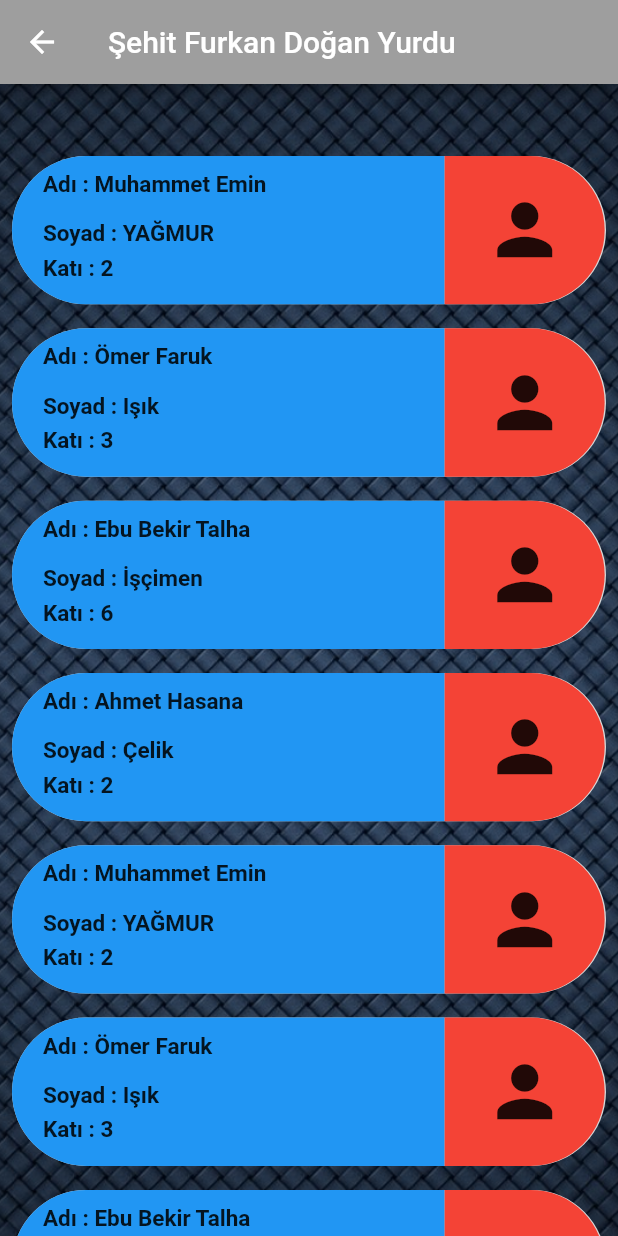
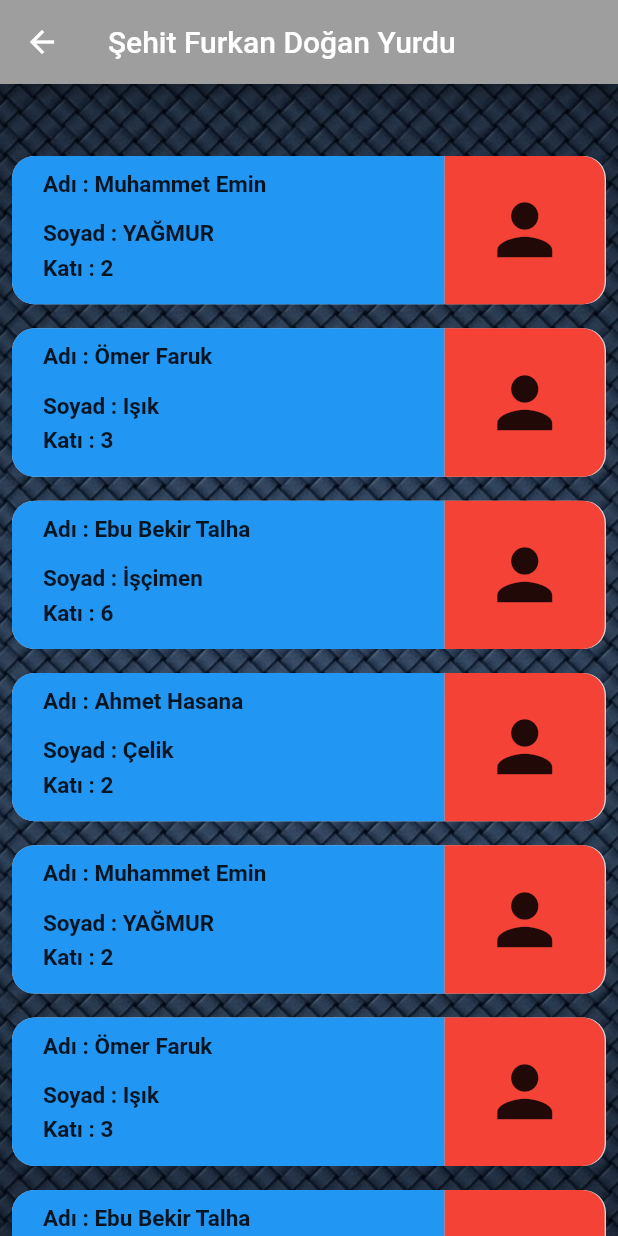
Before and after one commit to memin745/Flutter_Yurt, a Flutter app: the YurtIslemleriPage screen opened directly, after a tap on "Kat Planları", after a tap on the "arrow back" icon, after a tap on "Temsilciler", on a phone screen of 412 x 824 dp. Run offline on Flutter 3.47's test engine with Material 2 defaults, Android fonts, the phone set to English and light mode, and no system bars; our stand-ins replace carousel_pro.

Commit message:
düzenleme radius

```diff
--- a/lib/YurtIslemleri/YurtIslemleri.dart
+++ b/lib/YurtIslemleri/YurtIslemleri.dart
@@ -45,7 +45,7 @@ class _YurtIslemleriPageState extends State<YurtIslemleriPage> {
             ),
             Container(
               margin: EdgeInsets.only(top: 15),
-              decoration: BoxDecoration(color: Color(0xFFeeeee0),borderRadius: BorderRadius.circular(69)),
+              decoration: BoxDecoration(color: Color(0xFFeeeee0),borderRadius: BorderRadius.circular(15)),
               width: size.width * 0.81,
               height: size.height * 0.10,
               child: TextButton(onPressed: () => Navigator.pushReplacement(
@@ -57,7 +57,7 @@ class _YurtIslemleriPageState extends State<YurtIslemleriPage> {
             ),
             Container(
               margin: EdgeInsets.only(top: 15),
-              decoration: BoxDecoration(color: Color(0xFFeeeee0),borderRadius: BorderRadius.circular(69)),
+              decoration: BoxDecoration(color: Color(0xFFeeeee0),borderRadius: BorderRadius.circular(15)),
               width: size.width * 0.81,
               height: size.height * 0.10,
               child: TextButton(onPressed: () => Navigator.pushReplacement(
@@ -69,7 +69,7 @@ class _YurtIslemleriPageState extends State<YurtIslemleriPage> {
             ),
             Container(
               margin: EdgeInsets.only(top: 15),
-              decoration: BoxDecoration(color: Color(0xFFeeeee0),borderRadius: BorderRadius.circular(69)),
+              decoration: BoxDecoration(color: Color(0xFFeeeee0),borderRadius: BorderRadius.circular(15)),
               width: size.width * 0.81,
               height: size.height * 0.10,
               child: TextButton(onPressed: () => Navigator.pushReplacement(
--- a/lib/YurtIslemleri/katlar.dart
+++ b/lib/YurtIslemleri/katlar.dart
@@ -101,7 +101,7 @@ Widget Katlar(String title,context){
     children: [
       Container(
                   margin: EdgeInsets.only(top: 15),
-                  decoration: BoxDecoration(color: Color(0xFFeeeee0),borderRadius: BorderRadius.circular(69)),
+                  decoration: BoxDecoration(color: Color(0xFFeeeee0),borderRadius: BorderRadius.circular(15)),
                   width: 336,
                   height: 71,
                   child: TextButton(onPressed: () => Navigator.pushReplacement(
--- a/lib/YurtIslemleri/odalar.dart
+++ b/lib/YurtIslemleri/odalar.dart
@@ -95,7 +95,7 @@ Widget odalar(String title) {
     width: 340,
     height: 90,
     decoration: BoxDecoration(
-        color: Color(0xFFeeeee0), borderRadius: BorderRadius.circular(69)),
+        color: Color(0xFFeeeee0), borderRadius: BorderRadius.circular(15)),
     child: Column(children: [
       Container(
         width: 340,
--- a/lib/YurtIslemleri/temsilciler.dart
+++ b/lib/YurtIslemleri/temsilciler.dart
@@ -92,7 +92,7 @@ Widget Temsilciler(String title,String title2, String title3,context) {
     width: size.width*0.80,
     height:size.height * 0.12,
     decoration: BoxDecoration(
-        color: Color(0xFFD9D9D9), borderRadius: BorderRadius.circular(69)),
+        color: Color(0xFFD9D9D9), borderRadius: BorderRadius.circular(15)),
     child: Row(children: [
       Container(
         width:size.width * 0.70,
@@ -101,8 +101,8 @@ Widget Temsilciler(String title,String title2, String title3,context) {
           color: Colors.blue,
           borderRadius: BorderRadius.only(
               topRight: Radius.circular(0),
-              topLeft: Radius.circular(69),
-              bottomLeft: Radius.circular(69),
+              topLeft: Radius.circular(15),
+              bottomLeft: Radius.circular(15),
               bottomRight: Radius.circular(0)),
         ),
         child: Column(children: [
@@ -133,10 +133,10 @@ Widget Temsilciler(String title,String title2, String title3,context) {
         decoration: BoxDecoration(
           color: Colors.red,
           borderRadius: BorderRadius.only(
-              topRight: Radius.circular(69),
+              topRight: Radius.circular(15),
               topLeft: Radius.circular(0),
               bottomLeft: Radius.circular(0),
-              bottomRight: Radius.circular(69)),
+              bottomRight: Radius.circular(15)),
         ),
         child: Icon(
             Icons.person,
--- a/pubspec.yaml
+++ b/pubspec.yaml
@@ -36,6 +36,7 @@ dependencies:
   cupertino_icons: ^1.0.2
   carousel_pro: ^1.0.0
   syncfusion_flutter_datepicker: ^19.2.60
+
 
 
 dev_dependencies:
```
Also changed, not shown: pubspec.lock.
